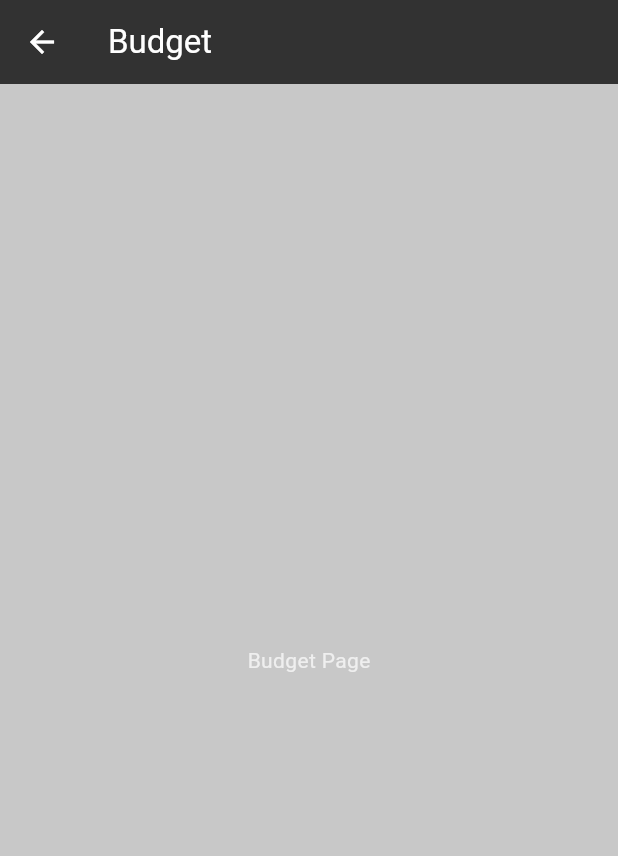
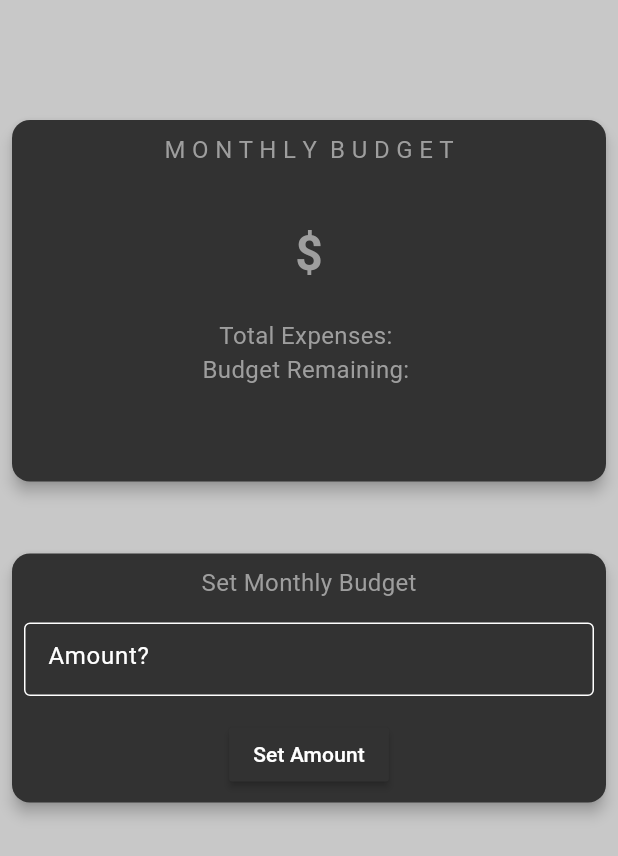
Before and after one commit to Jaashee/PennyWorth, a Flutter app: the screen it shows after launch, item 4 of the bottom bar chosen, on a phone screen of 412 x 824 dp. Shown: the top 856 px of the screen. Run offline on Flutter 3.47's test engine with Material 3 defaults, Android fonts, the light colour scheme and no system bars; our stand-ins replace curved_navigation_bar, shared_preferences; missing offline and left inert: dart:ffi, gsheets; key blocks and very long unbroken strings in the code were emptied for the run.

Commit message:
Configured Budget page

```diff
--- a/lib/budgetpage.dart
+++ b/lib/budgetpage.dart
@@ -1,12 +1,135 @@
 // budget_page.dart
 import 'package:flutter/material.dart';
+import 'package:pennyworth/gsheets_api.dart';
 
-class BudgetPage extends StatelessWidget {
+class BudgetPage extends StatefulWidget {
+  const BudgetPage({super.key});
+
+  @override
+  State<BudgetPage> createState() => _BudgetPageState();
+}
+
+class _BudgetPageState extends State<BudgetPage> {
+  String monthlyBalance = '';
+  String totalExpenses = '';
+  String remainingBudget = '';
+
+  final _textMthAmount = TextEditingController();
+  final _formKey = GlobalKey<FormState>();
+
   @override
   Widget build(BuildContext context) {
     return Scaffold(
-      appBar: AppBar(title: Text('Budget')),
-      body: Center(child: Text('Budget Page')),
+      body: Column(
+        children: [
+          Card(
+            color: const Color.fromARGB(255, 50, 50, 50),
+            elevation: 4.0,
+            margin: EdgeInsets.only(top: 80, left: 8, right: 8, bottom: 8),
+            child: Padding(
+              padding: const EdgeInsets.all(8.0),
+              child: Container(
+                height: 225,
+                child: Center(
+                  child: Column(
+                    children: [
+                      Text(
+                        'M O N T H L Y  B U D G E T',
+                        style: TextStyle(color: Colors.grey[500], fontSize: 16),
+                      ),
+                      SizedBox(
+                        height: 35,
+                      ),
+                      Center(
+                        child: Text(
+                          '\$' + monthlyBalance,
+                          style: TextStyle(
+                              color: Colors.grey[500],
+                              fontSize: 32,
+                              fontWeight: FontWeight.bold),
+                        ),
+                      ),
+                      SizedBox(
+                        height: 10,
+                      ),
+                      SizedBox(
+                        height: 10,
+                      ),
+                      Text(
+                        'Total Expenses: ',
+                        style: TextStyle(color: Colors.grey[500], fontSize: 16),
+                      ),
+                      Text(
+                        'Budget Remaining: ',
+                        style: TextStyle(color: Colors.grey[500], fontSize: 16),
+                      ),
+                    ],
+                  ),
+                ),
+              ),
+            ),
+          ),
+          Card(
+            color: const Color.fromARGB(255, 50, 50, 50),
+            elevation: 4.0,
+            margin: EdgeInsets.only(top: 40, left: 8, right: 8, bottom: 8),
+            child: Padding(
+              padding: EdgeInsets.all(8),
+              child: Container(
+                height: 150,
+                child: Column(
+                  children: [
+                    Text(
+                      'Set Monthly Budget',
+                      style: TextStyle(color: Colors.grey[500], fontSize: 16),
+                    ),
+                    SizedBox(
+                      height: 15,
+                    ),
+                    Expanded(
+                      child: Form(
+                        key: _formKey,
+                        child: TextFormField(
+                          decoration: InputDecoration(
+                            border: OutlineInputBorder(),
+                            hintText: 'Amount?',
+                          ),
+                          validator: (text) {
+                            if (text == null || text.isEmpty) {
+                              return 'Enter an Amount';
+                            }
+                            return null;
+                          },
+                          controller: _textMthAmount,
+                        ),
+                      ),
+                    ),
+                    SizedBox(
+                      height: 15,
+                    ),
+                    Align(
+                      alignment: Alignment.bottomCenter,
+                      child: MaterialButton(
+                        color: const Color.fromARGB(255, 50, 50, 50),
+                        child: monthlyBalance == ''
+                            ? Text('Set Amount')
+                            : Text('Update Amount'),
+                        onPressed: () {
+                          if (_formKey.currentState!.validate()) {
+                            monthlyBalance = _textMthAmount.text;
+                            _textMthAmount.text = '';
+                            setState(() {});
+                          }
+                        },
+                      ),
+                    ),
+                  ],
+                ),
+              ),
+            ),
+          ),
+        ],
+      ),
     );
   }
 }
--- a/lib/gsheets_api.dart
+++ b/lib/gsheets_api.dart
@@ -1,3 +1,5 @@
+import 'dart:ffi';
+
 import 'package:gsheets/gsheets.dart';
 
 class GoogleSheetsApi {
```
